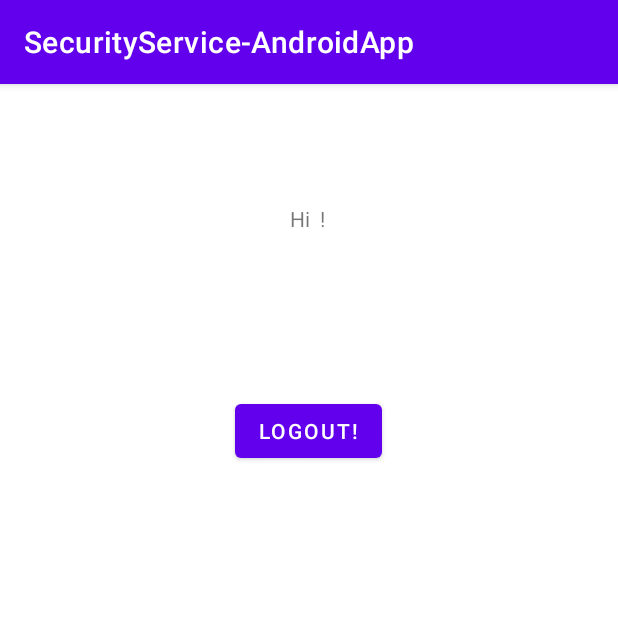
After one commit to MAD-Proj-Y02S02/SecurityService-AndroidApp, an Android app: the UserAccount screen opened directly, with no data from a screen before it, on a phone screen of 412 x 824 dp, the top half of it. The commit adds this screen. Run offline under Robolectric (Android 15) with nearby library versions, the phone set to English and light mode, and no system bars; our stand-ins replace Firebase (no records; nobody signed in at launch, a user with empty details on screens opened directly).

Commit message:
Adding Security Guards to DB
Adding Security Guards to DB, Design modifications, logout functionality

```diff
--- a/app/src/main/AndroidManifest.xml
+++ b/app/src/main/AndroidManifest.xml
@@ -10,6 +10,9 @@
         android:supportsRtl="true"
         android:theme="@style/Theme.SecurityServiceAndroidApp">
         <activity
+            android:name=".UserAccount"
+            android:exported="true" />
+        <activity
             android:name=".Addsites"
             android:exported="true" />
         <activity
@@ -17,7 +20,8 @@
             android:exported="true" />
         <activity
             android:name=".Login"
-            android:exported="true" />
+            android:exported="true"
+            android:theme="@style/Theme.SecurityServiceAndroidAppNoActionBar"/>
         <activity
             android:name=".MainActivity"
             android:exported="true">
--- /dev/null
+++ b/app/src/main/java/com/example/securityservice_androidapp/UserAccount.java
@@ -0,0 +1,50 @@
+package com.example.securityservice_androidapp;
+
+import androidx.appcompat.app.AppCompatActivity;
+
+import android.os.Bundle;
+import android.view.View;
+import android.widget.Button;
+import android.widget.TextView;
+
+import com.google.firebase.auth.FirebaseAuth;
+import com.google.firebase.auth.FirebaseUser;
+
+public class UserAccount extends AppCompatActivity implements View.OnClickListener {
+
+    TextView welcometext;
+    Button logout;
+    FirebaseAuth firebaseAuth;
+
+    @Override
+    protected void onCreate(Bundle savedInstanceState) {
+        super.onCreate(savedInstanceState);
+        setContentView(R.layout.activity_user_account);
+
+        welcometext = findViewById(R.id.welcometext);
+        logout = findViewById(R.id.logout_btn);
+
+        firebaseAuth = FirebaseAuth.getInstance();
+
+        FirebaseUser user = firebaseAuth.getCurrentUser();
+
+        welcometext.setText("Hi "+user.getEmail()+" !");
+
+        logout.setOnClickListener(this);
+
+    }
+
+    @Override
+    public void onClick(View view) {
+        int id = view.getId();
+
+        switch(id)
+        {
+            case R.id.logout_btn:
+                firebaseAuth.signOut();
+                this.finish();
+                break;
+
+        }
+    }
+}
--- /dev/null
+++ b/app/src/main/res/layout/activity_user_account.xml
@@ -0,0 +1,30 @@
+<?xml version="1.0" encoding="utf-8"?>
+<androidx.constraintlayout.widget.ConstraintLayout xmlns:android="http://schemas.android.com/apk/res/android"
+    xmlns:app="http://schemas.android.com/apk/res-auto"
+    xmlns:tools="http://schemas.android.com/tools"
+    android:layout_width="match_parent"
+    android:layout_height="match_parent"
+    tools:context=".UserAccount">
+
+    <TextView
+        android:id="@+id/welcometext"
+        android:layout_width="wrap_content"
+        android:layout_height="wrap_content"
+        android:layout_marginTop="80dp"
+        android:text="Hello !"
+        app:layout_constraintEnd_toEndOf="parent"
+        app:layout_constraintHorizontal_bias="0.498"
+        app:layout_constraintStart_toStartOf="parent"
+        app:layout_constraintTop_toTopOf="parent" />
+
+    <Button
+        android:id="@+id/logout_btn"
+        android:layout_width="wrap_content"
+        android:layout_height="wrap_content"
+        android:layout_marginTop="108dp"
+        android:text="Logout!"
+        app:layout_constraintEnd_toEndOf="parent"
+        app:layout_constraintHorizontal_bias="0.498"
+        app:layout_constraintStart_toStartOf="parent"
+        app:layout_constraintTop_toBottomOf="@+id/welcometext" />
+</androidx.constraintlayout.widget.ConstraintLayout>
--- a/app/src/main/res/values/themes.xml
+++ b/app/src/main/res/values/themes.xml
@@ -13,4 +13,18 @@
         <item name="android:statusBarColor" tools:targetApi="l">?attr/colorPrimaryVariant</item>
         <!-- Customize your theme here. -->
     </style>
+
+    <style name="Theme.SecurityServiceAndroidAppNoActionBar" parent="Theme.MaterialComponents.DayNight.NoActionBar">
+        <!-- Primary brand color. -->
+        <item name="colorPrimary">@color/purple_500</item>
+        <item name="colorPrimaryVariant">@color/purple_700</item>
+        <item name="colorOnPrimary">@color/white</item>
+        <!-- Secondary brand color. -->
+        <item name="colorSecondary">@color/teal_200</item>
+        <item name="colorSecondaryVariant">@color/teal_700</item>
+        <item name="colorOnSecondary">@color/black</item>
+        <!-- Status bar color. -->
+        <item name="android:statusBarColor" tools:targetApi="l">?attr/colorPrimaryVariant</item>
+        <!-- Customize your theme here. -->
+    </style>
 </resources>
```
Also changed, not shown: app/build.gradle (+5 -2 lines), app/src/main/java/com/example/securityservice_androidapp/Login.java (+26 -1 lines), app/src/main/java/com/example/securityservice_androidapp/Security.java (added, +57 -0 lines), app/src/main/java/com/example/securityservice_androidapp/Signup.java (+135 -27 lines), 1 other file.
